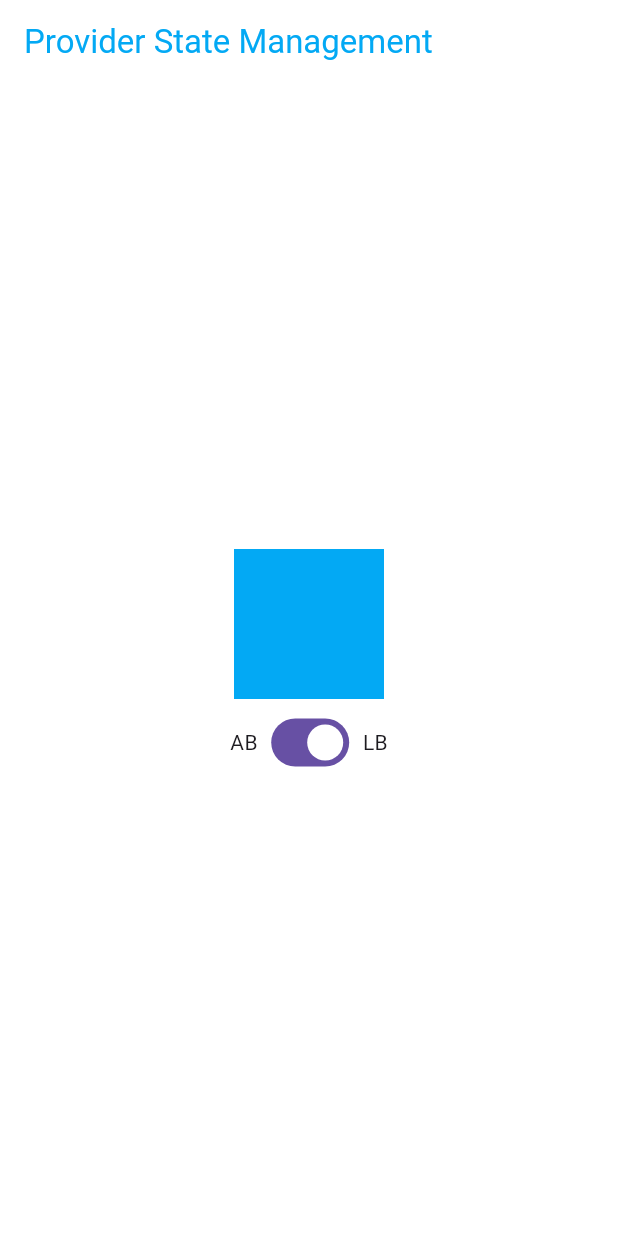
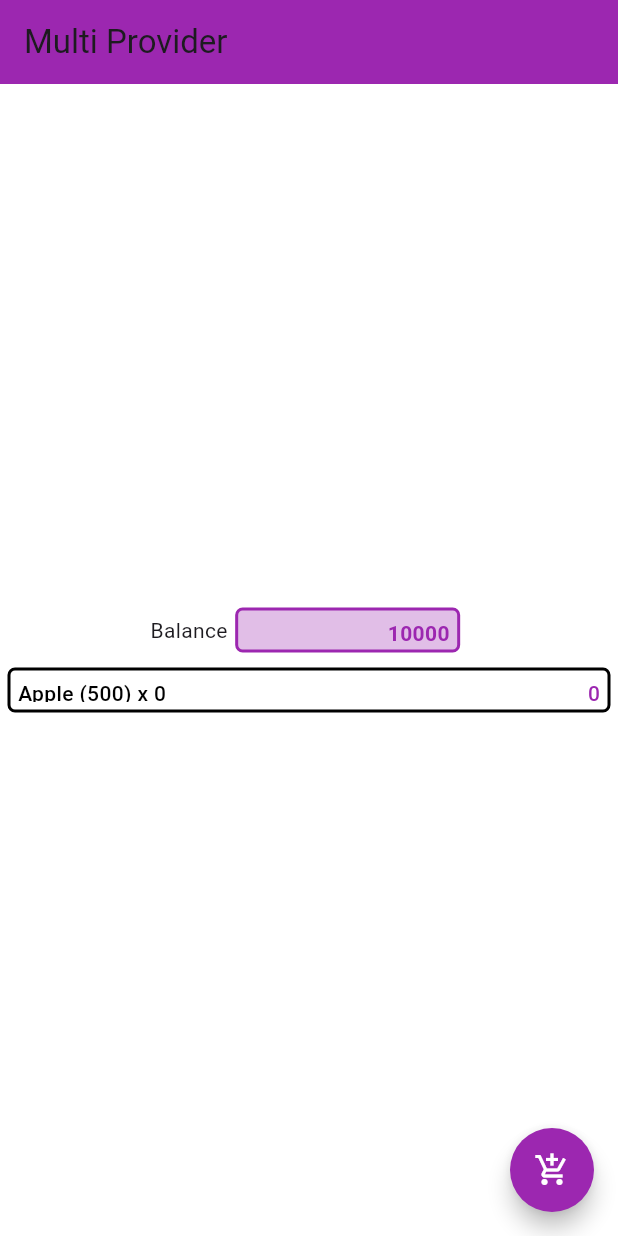
Before and after one commit to favjiw/provider-state-management, a Flutter app: the screen it shows after launch, on a phone screen of 412 x 824 dp. Run offline on Flutter 3.47's test engine with Material 3 defaults, Android fonts, the phone set to English and light mode, and no system bars.

Commit message:
FLUTTER 43. Provider State Management

```diff
--- a/lib/main.dart
+++ b/lib/main.dart
@@ -1,64 +1,6 @@
 import 'package:flutter/material.dart';
-import 'package:learn_provider/application_color.dart';
-import 'package:provider/provider.dart';
+import 'package:learn_provider/multi_provider/multi_provider_main.dart';
 
 void main() {
-  runApp(const MyApp());
+  runApp(const MultiProviderMain());
 }
-
-class MyApp extends StatelessWidget {
-  const MyApp({super.key});
-
-  @override
-  Widget build(BuildContext context) {
-    return MaterialApp(
-      home: ChangeNotifierProvider<ApplicationColor>(
-        create: (context) => ApplicationColor(),
-        child: Scaffold(
-          backgroundColor: Colors.white,
-          appBar: AppBar(
-            backgroundColor: Colors.white,
-            title: Consumer<ApplicationColor>(
-              builder:
-                  (context, applicationColor, _) => Text(
-                    'Provider State Management',
-                    style: TextStyle(color: applicationColor.color),
-                  ),
-            ),
-          ),
-          body: Center(
-            child: Column(
-              mainAxisAlignment: MainAxisAlignment.center,
-              children: <Widget>[
-                Consumer<ApplicationColor>(
-                  builder:
-                      (context, applicationColor, _) => AnimatedContainer(
-                        margin: EdgeInsets.all(5),
-                        width: 100,
-                        height: 100,
-                        color: applicationColor.color,
-                        duration: Duration(milliseconds: 500),
-                      ),
-                ),
-                Row(
-                  mainAxisAlignment: MainAxisAlignment.center,
-                  children: [
-                    Container(margin: EdgeInsets.all(5), child: Text('AB')),
-                    Consumer<ApplicationColor>(
-                      builder:
-                          (context, applicationColor, _) =>
-                              Switch(value: applicationColor.isLightBlue, onChanged: (newValue) {
-                                applicationColor.isLightBlue = newValue;
-                              }),
-                    ),
-                    Container(margin: EdgeInsets.all(5), child: Text('LB')),
-                  ],
-                ),
-              ],
-            ),
-          ),
-        ),
-      ),
-    );
-  }
-}
--- /dev/null
+++ b/lib/multi_provider/cart.dart
@@ -0,0 +1,11 @@
+import 'package:flutter/foundation.dart';
+
+class Cart with ChangeNotifier{
+  int _quantity = 0;
+
+  int get quantity => _quantity;
+  set quantity(int value){
+    _quantity = value;
+    notifyListeners();
+  }
+}
--- /dev/null
+++ b/lib/multi_provider/money.dart
@@ -0,0 +1,11 @@
+import 'package:flutter/foundation.dart';
+
+class Money with ChangeNotifier{
+  int _balance = 10000;
+
+  int get balance => _balance;
+  set balance(int value){
+    _balance = value;
+    notifyListeners();
+  }
+}
--- /dev/null
+++ b/lib/multi_provider/multi_provider_main.dart
@@ -0,0 +1,119 @@
+import 'package:flutter/material.dart';
+import 'package:learn_provider/multi_provider/cart.dart';
+import 'package:learn_provider/multi_provider/money.dart';
+import 'package:provider/provider.dart';
+
+class MultiProviderMain extends StatelessWidget {
+  const MultiProviderMain({super.key});
+
+  @override
+  Widget build(BuildContext context) {
+    return MaterialApp(
+      home: MultiProvider(
+        providers: [
+          ChangeNotifierProvider<Money>(create: (context) => Money()),
+          ChangeNotifierProvider<Cart>(create: (context) => Cart()),
+        ],
+        child: Scaffold(
+          backgroundColor: Colors.white,
+          appBar: AppBar(
+            backgroundColor: Colors.purple,
+            title: Text('Multi Provider'),
+          ),
+          body: Center(
+            child: Column(
+              mainAxisAlignment: MainAxisAlignment.center,
+              children: [
+                Row(
+                  mainAxisAlignment: MainAxisAlignment.center,
+                  children: [
+                    Text('Balance'),
+                    Container(
+                      height: 30,
+                      width: 150,
+                      margin: EdgeInsets.all(5),
+                      padding: EdgeInsets.all(5),
+                      decoration: BoxDecoration(
+                        borderRadius: BorderRadius.circular(5),
+                        color: Colors.purple[100],
+                        border: Border.all(color: Colors.purple, width: 2),
+                      ),
+                      child: Align(
+                        alignment: Alignment.centerRight,
+                        child: Consumer<Money>(
+                          builder:
+                              (context, money, _) => Text(
+                                money.balance.toString(),
+                                style: TextStyle(
+                                  color: Colors.purple,
+                                  fontWeight: FontWeight.w700,
+                                ),
+                              ),
+                        ),
+                      ),
+                    ),
+                  ],
+                ),
+                Container(
+                  height: 30,
+                  margin: EdgeInsets.all(5),
+                  padding: EdgeInsets.all(5),
+                  decoration: BoxDecoration(
+                    borderRadius: BorderRadius.circular(5),
+                    // color: Colors.purple[100],
+                    border: Border.all(color: Colors.black, width: 2),
+                  ),
+                  child: Align(
+                    alignment: Alignment.centerRight,
+                    child: Consumer<Cart>(
+                      builder:
+                          (context, cart, _) => Row(
+                            mainAxisAlignment: MainAxisAlignment.spaceBetween,
+                            children: [
+                              Text(
+                                'Apple (500) x ' + cart.quantity.toString(),
+                                style: TextStyle(
+                                  color: Colors.black,
+                                  fontWeight: FontWeight.w500,
+                                ),
+                              ),
+                              Text(
+                                (500 * cart.quantity).toString(),
+                                style: TextStyle(
+                                  color: Colors.purple,
+                                  fontWeight: FontWeight.w500,
+                                ),
+                              ),
+                            ],
+                          ),
+                    ),
+                  ),
+                ),
+              ],
+            ),
+          ),
+          floatingActionButton: Consumer<Money>(
+            builder:
+                (context, money, _) => Consumer<Cart>(
+                  builder:
+                      (context, cart, _) => FloatingActionButton(
+                        onPressed: () {
+                          if(money.balance >= 500){
+                            cart.quantity += 1;
+                            money.balance -= 500;
+                          }
+                        },
+                        shape: CircleBorder(),
+                        backgroundColor: Colors.purple,
+                        child: Icon(
+                          Icons.add_shopping_cart,
+                          color: Colors.white,
+                        ),
+                      ),
+                ),
+          ),
+        ),
+      ),
+    );
+  }
+}
--- /dev/null
+++ b/lib/provider_1/provider_1_main.dart
@@ -0,0 +1,60 @@
+import 'package:flutter/material.dart';
+import 'package:learn_provider/provider_1/application_color.dart';
+import 'package:provider/provider.dart';
+
+class Provider1Main extends StatelessWidget {
+  const Provider1Main({super.key});
+
+  @override
+  Widget build(BuildContext context) {
+    return MaterialApp(
+      home: ChangeNotifierProvider<ApplicationColor>(
+        create: (context) => ApplicationColor(),
+        child: Scaffold(
+          backgroundColor: Colors.white,
+          appBar: AppBar(
+            backgroundColor: Colors.white,
+            title: Consumer<ApplicationColor>(
+              builder:
+                  (context, applicationColor, _) => Text(
+                'Provider State Management',
+                style: TextStyle(color: applicationColor.color),
+              ),
+            ),
+          ),
+          body: Center(
+            child: Column(
+              mainAxisAlignment: MainAxisAlignment.center,
+              children: <Widget>[
+                Consumer<ApplicationColor>(
+                  builder:
+                      (context, applicationColor, _) => AnimatedContainer(
+                    margin: EdgeInsets.all(5),
+                    width: 100,
+                    height: 100,
+                    color: applicationColor.color,
+                    duration: Duration(milliseconds: 500),
+                  ),
+                ),
+                Row(
+                  mainAxisAlignment: MainAxisAlignment.center,
+                  children: [
+                    Container(margin: EdgeInsets.all(5), child: Text('AB')),
+                    Consumer<ApplicationColor>(
+                      builder:
+                          (context, applicationColor, _) =>
+                          Switch(value: applicationColor.isLightBlue, onChanged: (newValue) {
+                            applicationColor.isLightBlue = newValue;
+                          }),
+                    ),
+                    Container(margin: EdgeInsets.all(5), child: Text('LB')),
+                  ],
+                ),
+              ],
+            ),
+          ),
+        ),
+      ),
+    );
+  }
+}
```
Also changed, not shown: lib/provider_1/application_color.dart (renamed from lib/application_color.dart).
